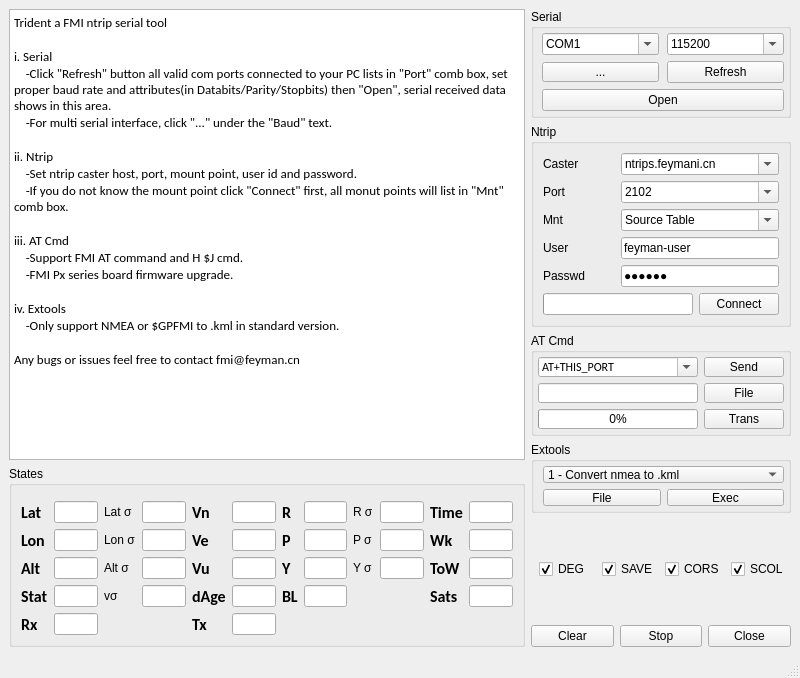
Old version of the form gui/mainwindow.ui in the repository linlintaotao/trident3.0.
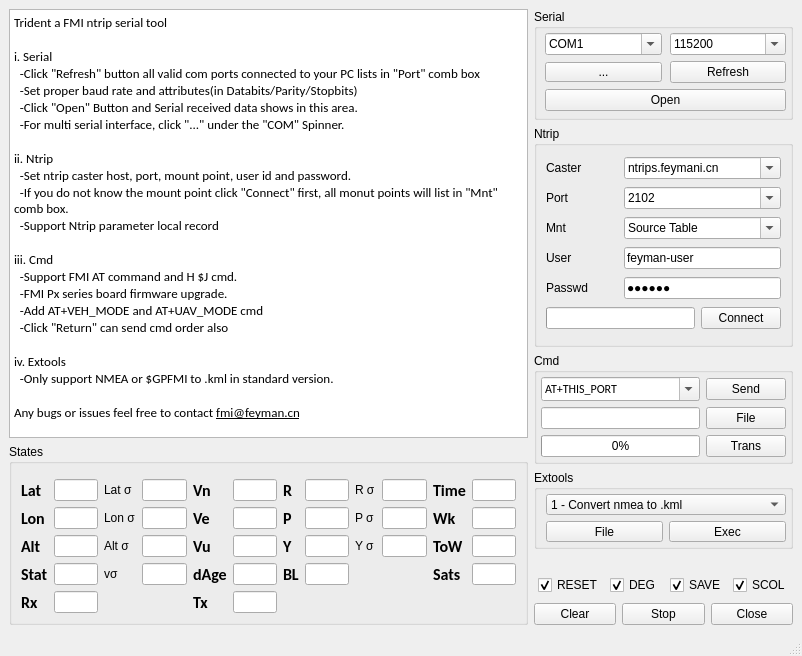
New version of the form.

Commit message: 1010 - add read_serial log

Patch:
```diff
--- a/gui/mainwindow.ui
+++ b/gui/mainwindow.ui
@@ -9,8 +9,8 @@
    <rect>
     <x>0</x>
     <y>0</y>
-    <width>800</width>
-    <height>678</height>
+    <width>802</width>
+    <height>656</height>
    </rect>
   </property>
   <widget class="QWidget" name="centralwidget">
@@ -50,21 +50,26 @@
 &lt;p style=&quot; margin-top:0px; margin-bottom:0px; margin-left:0px; margin-right:0px; -qt-block-indent:0; text-indent:0px;&quot;&gt;Trident a FMI ntrip serial tool&lt;/p&gt;
 &lt;p style=&quot;-qt-paragraph-type:empty; margin-top:0px; margin-bottom:0px; margin-left:0px; margin-right:0px; -qt-block-indent:0; text-indent:0px;&quot;&gt;&lt;br /&gt;&lt;/p&gt;
 &lt;p style=&quot; margin-top:0px; margin-bottom:0px; margin-left:0px; margin-right:0px; -qt-block-indent:0; text-indent:0px;&quot;&gt;i. Serial&lt;/p&gt;
-&lt;p style=&quot; margin-top:0px; margin-bottom:0px; margin-left:0px; margin-right:0px; -qt-block-indent:0; text-indent:0px;&quot;&gt;    -Click &amp;quot;Refresh&amp;quot; button all valid com ports connected to your PC lists in &amp;quot;Port&amp;quot; comb box, set proper baud rate and attributes(in Databits/Parity/Stopbits) then &amp;quot;Open&amp;quot;, serial received data shows in this area.&lt;/p&gt;
-&lt;p style=&quot; margin-top:0px; margin-bottom:0px; margin-left:0px; margin-right:0px; -qt-block-indent:0; text-indent:0px;&quot;&gt;    -For multi serial interface, click &amp;quot;...&amp;quot; under the &amp;quot;Baud&amp;quot; text.&lt;/p&gt;
+&lt;p style=&quot; margin-top:0px; margin-bottom:0px; margin-left:0px; margin-right:0px; -qt-block-indent:0; text-indent:0px;&quot;&gt;  -Click &amp;quot;Refresh&amp;quot; button all valid com ports connected to your PC lists in &amp;quot;Port&amp;quot; comb box&lt;/p&gt;
+&lt;p style=&quot; margin-top:0px; margin-bottom:0px; margin-left:0px; margin-right:0px; -qt-block-indent:0; text-indent:0px;&quot;&gt;  -Set proper baud rate and attributes(in Databits/Parity/Stopbits) &lt;/p&gt;
+&lt;p style=&quot; margin-top:0px; margin-bottom:0px; margin-left:0px; margin-right:0px; -qt-block-indent:0; text-indent:0px;&quot;&gt;  -Click &amp;quot;Open&amp;quot; Button and Serial received data shows in this area.&lt;/p&gt;
+&lt;p style=&quot; margin-top:0px; margin-bottom:0px; margin-left:0px; margin-right:0px; -qt-block-indent:0; text-indent:0px;&quot;&gt;  -For multi serial interface, click &amp;quot;...&amp;quot; under the &amp;quot;COM&amp;quot; Spinner.&lt;/p&gt;
 &lt;p style=&quot;-qt-paragraph-type:empty; margin-top:0px; margin-bottom:0px; margin-left:0px; margin-right:0px; -qt-block-indent:0; text-indent:0px;&quot;&gt;&lt;br /&gt;&lt;/p&gt;
 &lt;p style=&quot; margin-top:0px; margin-bottom:0px; margin-left:0px; margin-right:0px; -qt-block-indent:0; text-indent:0px;&quot;&gt;ii. Ntrip&lt;/p&gt;
-&lt;p style=&quot; margin-top:0px; margin-bottom:0px; margin-left:0px; margin-right:0px; -qt-block-indent:0; text-indent:0px;&quot;&gt;    -Set ntrip caster host, port, mount point, user id and password.&lt;/p&gt;
-&lt;p style=&quot; margin-top:0px; margin-bottom:0px; margin-left:0px; margin-right:0px; -qt-block-indent:0; text-indent:0px;&quot;&gt;    -If you do not know the mount point click &amp;quot;Connect&amp;quot; first, all monut points will list in &amp;quot;Mnt&amp;quot; comb box.&lt;/p&gt;
+&lt;p style=&quot; margin-top:0px; margin-bottom:0px; margin-left:0px; margin-right:0px; -qt-block-indent:0; text-indent:0px;&quot;&gt;  -Set ntrip caster host, port, mount point, user id and password.&lt;/p&gt;
+&lt;p style=&quot; margin-top:0px; margin-bottom:0px; margin-left:0px; margin-right:0px; -qt-block-indent:0; text-indent:0px;&quot;&gt;  -If you do not know the mount point click &amp;quot;Connect&amp;quot; first, all monut points will list in &amp;quot;Mnt&amp;quot; comb box.&lt;/p&gt;
+&lt;p style=&quot; margin-top:0px; margin-bottom:0px; margin-left:0px; margin-right:0px; -qt-block-indent:0; text-indent:0px;&quot;&gt;  -Support Ntrip parameter local record&lt;/p&gt;
 &lt;p style=&quot;-qt-paragraph-type:empty; margin-top:0px; margin-bottom:0px; margin-left:0px; margin-right:0px; -qt-block-indent:0; text-indent:0px;&quot;&gt;&lt;br /&gt;&lt;/p&gt;
-&lt;p style=&quot; margin-top:0px; margin-bottom:0px; margin-left:0px; margin-right:0px; -qt-block-indent:0; text-indent:0px;&quot;&gt;iii. AT Cmd&lt;/p&gt;
-&lt;p style=&quot; margin-top:0px; margin-bottom:0px; margin-left:0px; margin-right:0px; -qt-block-indent:0; text-indent:0px;&quot;&gt;    -Support FMI AT command and H $J cmd.&lt;/p&gt;
-&lt;p style=&quot; margin-top:0px; margin-bottom:0px; margin-left:0px; margin-right:0px; -qt-block-indent:0; text-indent:0px;&quot;&gt;    -FMI Px series board firmware upgrade.&lt;/p&gt;
+&lt;p style=&quot; margin-top:0px; margin-bottom:0px; margin-left:0px; margin-right:0px; -qt-block-indent:0; text-indent:0px;&quot;&gt;iii. Cmd&lt;/p&gt;
+&lt;p style=&quot; margin-top:0px; margin-bottom:0px; margin-left:0px; margin-right:0px; -qt-block-indent:0; text-indent:0px;&quot;&gt;  -Support FMI AT command and H $J cmd.&lt;/p&gt;
+&lt;p style=&quot; margin-top:0px; margin-bottom:0px; margin-left:0px; margin-right:0px; -qt-block-indent:0; text-indent:0px;&quot;&gt;  -FMI Px series board firmware upgrade.&lt;/p&gt;
+&lt;p style=&quot; margin-top:0px; margin-bottom:0px; margin-left:0px; margin-right:0px; -qt-block-indent:0; text-indent:0px;&quot;&gt;  -Add AT+VEH_MODE and AT+UAV_MODE cmd&lt;/p&gt;
+&lt;p style=&quot; margin-top:0px; margin-bottom:0px; margin-left:0px; margin-right:0px; -qt-block-indent:0; text-indent:0px;&quot;&gt;  -Click &amp;quot;Return&amp;quot; can send cmd order also&lt;/p&gt;
 &lt;p style=&quot;-qt-paragraph-type:empty; margin-top:0px; margin-bottom:0px; margin-left:0px; margin-right:0px; -qt-block-indent:0; text-indent:0px;&quot;&gt;&lt;br /&gt;&lt;/p&gt;
 &lt;p style=&quot; margin-top:0px; margin-bottom:0px; margin-left:0px; margin-right:0px; -qt-block-indent:0; text-indent:0px;&quot;&gt;iv. Extools&lt;/p&gt;
-&lt;p style=&quot; margin-top:0px; margin-bottom:0px; margin-left:0px; margin-right:0px; -qt-block-indent:0; text-indent:0px;&quot;&gt;    -Only support NMEA or $GPFMI to .kml in standard version.&lt;/p&gt;
-&lt;p style=&quot;-qt-paragraph-type:empty; margin-top:0px; margin-bottom:0px; margin-left:0px; margin-right:0px; -qt-block-indent:0; text-indent:0px;&quot;&gt;&lt;br /&gt;&lt;/p&gt;
-&lt;p style=&quot; margin-top:0px; margin-bottom:0px; margin-left:0px; margin-right:0px; -qt-block-indent:0; text-indent:0px;&quot;&gt;Any bugs or issues feel free to contact fmi@feyman.cn&lt;/p&gt;&lt;/body&gt;&lt;/html&gt;</string>
+&lt;p style=&quot; margin-top:0px; margin-bottom:0px; margin-left:0px; margin-right:0px; -qt-block-indent:0; text-indent:0px;&quot;&gt;  -Only support NMEA or $GPFMI to .kml in standard version.&lt;/p&gt;
+&lt;p style=&quot; margin-top:0px; margin-bottom:0px; margin-left:0px; margin-right:0px; -qt-block-indent:0; text-indent:0px;&quot;&gt;  &lt;/p&gt;
+&lt;p style=&quot; margin-top:0px; margin-bottom:0px; margin-left:0px; margin-right:0px; -qt-block-indent:0; text-indent:0px;&quot;&gt;Any bugs or issues feel free to contact &lt;span style=&quot; text-decoration: underline;&quot;&gt;fmi@feyman.cn&lt;/span&gt;&lt;/p&gt;&lt;/body&gt;&lt;/html&gt;</string>
           </property>
          </widget>
         </item>
@@ -648,7 +653,7 @@
           <property name="maximumSize">
            <size>
             <width>260</width>
-            <height>120</height>
+            <height>217</height>
            </size>
           </property>
           <property name="title">
@@ -828,15 +833,15 @@
         <item>
          <widget class="QGroupBox" name="Ntrip">
           <property name="sizePolicy">
-           <sizepolicy hsizetype="Preferred" vsizetype="Expanding">
+           <sizepolicy hsizetype="Preferred" vsizetype="MinimumExpanding">
             <horstretch>0</horstretch>
-            <verstretch>0</verstretch>
+            <verstretch>2</verstretch>
            </sizepolicy>
           </property>
           <property name="minimumSize">
            <size>
             <width>0</width>
-            <height>0</height>
+            <height>200</height>
            </size>
           </property>
           <property name="maximumSize">
@@ -1072,6 +1077,12 @@
         </item>
         <item>
          <widget class="QGroupBox" name="ATCmd">
+          <property name="sizePolicy">
+           <sizepolicy hsizetype="Fixed" vsizetype="Expanding">
+            <horstretch>0</horstretch>
+            <verstretch>1</verstretch>
+           </sizepolicy>
+          </property>
           <property name="minimumSize">
            <size>
             <width>0</width>
@@ -1080,12 +1091,12 @@
           </property>
           <property name="maximumSize">
            <size>
-            <width>260</width>
-            <height>103</height>
+            <width>259</width>
+            <height>122</height>
            </size>
           </property>
           <property name="title">
-           <string>AT Cmd</string>
+           <string>Cmd</string>
           </property>
           <layout class="QGridLayout" name="gridLayout_3">
            <property name="leftMargin">
@@ -1102,6 +1113,12 @@
            </property>
            <item row="0" column="0">
             <widget class="QComboBox" name="cbatcmd">
+             <property name="sizePolicy">
+              <sizepolicy hsizetype="Preferred" vsizetype="Expanding">
+               <horstretch>0</horstretch>
+               <verstretch>0</verstretch>
+              </sizepolicy>
+             </property>
              <property name="font">
               <font>
                <family>Calibri</family>
@@ -1258,6 +1275,12 @@
            </item>
            <item row="1" column="0">
             <widget class="QLineEdit" name="lineEdit_filename">
+             <property name="sizePolicy">
+              <sizepolicy hsizetype="Expanding" vsizetype="Maximum">
+               <horstretch>0</horstretch>
+               <verstretch>0</verstretch>
+              </sizepolicy>
+             </property>
              <property name="readOnly">
               <bool>true</bool>
              </property>
@@ -1301,6 +1324,12 @@
         </item>
         <item>
          <widget class="QGroupBox" name="Extools">
+          <property name="sizePolicy">
+           <sizepolicy hsizetype="Preferred" vsizetype="Expanding">
+            <horstretch>0</horstretch>
+            <verstretch>1</verstretch>
+           </sizepolicy>
+          </property>
           <property name="minimumSize">
            <size>
             <width>0</width>
@@ -1310,7 +1339,7 @@
           <property name="maximumSize">
            <size>
             <width>260</width>
-            <height>71</height>
+            <height>79</height>
            </size>
           </property>
           <property name="title">
@@ -1379,7 +1408,7 @@
           <property name="sizeHint" stdset="0">
            <size>
             <width>20</width>
-            <height>40</height>
+            <height>20</height>
            </size>
           </property>
          </spacer>
@@ -1392,15 +1421,15 @@
           <property name="maximumSize">
            <size>
             <width>16777</width>
-            <height>16777215</height>
+            <height>100</height>
            </size>
           </property>
           <layout class="QGridLayout" name="gridLayout_5">
            <property name="leftMargin">
-            <number>8</number>
+            <number>4</number>
            </property>
            <property name="topMargin">
-            <number>2</number>
+            <number>0</number>
            </property>
            <property name="rightMargin">
             <number>2</number>
@@ -1408,7 +1437,7 @@
            <property name="bottomMargin">
             <number>2</number>
            </property>
-           <item row="1" column="1">
+           <item row="1" column="2">
             <widget class="QCheckBox" name="checkBox_savenmea">
              <property name="mouseTracking">
               <bool>false</bool>
@@ -1424,20 +1453,7 @@
              </property>
             </widget>
            </item>
-           <item row="1" column="2">
-            <widget class="QCheckBox" name="checkBox_logcos">
-             <property name="toolTip">
-              <string>&lt;html&gt;&lt;head/&gt;&lt;body&gt;&lt;p&gt;record CORS data in NMEA/*.cors &lt;/p&gt;&lt;/body&gt;&lt;/html&gt;</string>
-             </property>
-             <property name="text">
-              <string>CORS</string>
-             </property>
-             <property name="checked">
-              <bool>true</bool>
-             </property>
-            </widget>
-           </item>
-           <item row="1" column="0">
+           <item row="1" column="1">
             <widget class="QCheckBox" name="checkBox_ggafmt">
              <property name="mouseTracking">
               <bool>false</bool>
@@ -1453,7 +1469,7 @@
              </property>
             </widget>
            </item>
-           <item row="1" column="3">
+           <item row="1" column="4">
             <widget class="QCheckBox" name="checkBox_autoScoll">
              <property name="mouseTracking">
               <bool>false</bool>
@@ -1472,22 +1488,22 @@
              </property>
             </widget>
            </item>
+           <item row="1" column="0">
+            <widget class="QCheckBox" name="checkBox_reset">
+             <property name="toolTip">
+              <string>&lt;html&gt;&lt;head/&gt;&lt;body&gt;&lt;p&gt;record CORS data in NMEA/*.cors &lt;/p&gt;&lt;/body&gt;&lt;/html&gt;</string>
+             </property>
+             <property name="text">
+              <string>RESET</string>
+             </property>
+             <property name="checked">
+              <bool>true</bool>
+             </property>
+            </widget>
+           </item>
           </layout>
          </widget>
         </item>
-        <item>
-         <spacer name="verticalSpacer_2">
-          <property name="orientation">
-           <enum>Qt::Vertical</enum>
-          </property>
-          <property name="sizeHint" stdset="0">
-           <size>
-            <width>20</width>
-            <height>40</height>
-           </size>
-          </property>
-         </spacer>
-        </item>
         <item>
          <layout class="QHBoxLayout" name="horizontalLayout">
           <property name="sizeConstraint">
```
Left out of the diff: 45 changed lines with no effect on the pictures. The commit also changes 5 other files.
